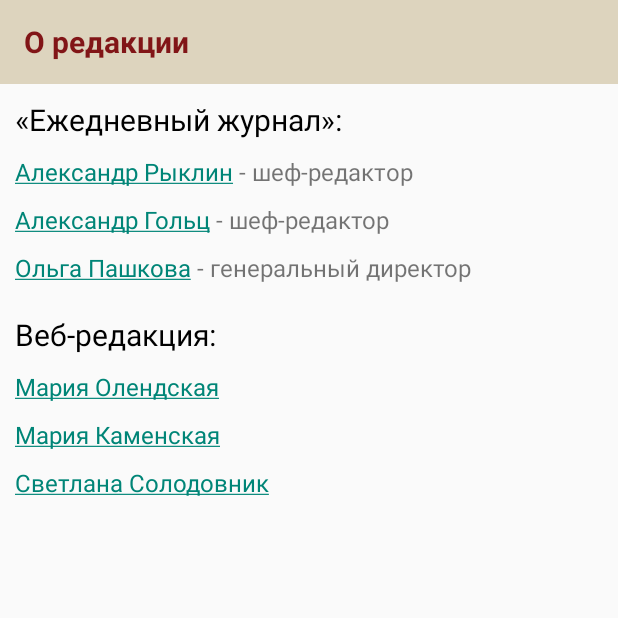
After one commit to vsdeni/EJ, an Android app: the AboutActivity screen opened directly, with no data from a screen before it, on a phone screen of 412 x 824 dp, the top half of it. The commit adds this screen. Run offline under Robolectric (Android 15) with nearby library versions, the phone set to English and light mode, and no system bars; libraries missing offline, so code that uses them is left out: com.octo.android; 1 statement that could not run was skipped.

Commit message:
Added about activity

```diff
--- a/app/src/main/AndroidManifest.xml
+++ b/app/src/main/AndroidManifest.xml
@@ -27,8 +27,8 @@
                 <category android:name="android.intent.category.LAUNCHER"/>
             </intent-filter>
         </activity>
-        <activity android:name="com.vsdeni.ejru.activities.BaseActivity"/>
         <activity android:name="com.vsdeni.ejru.activities.ArticleActivity"/>
+        <activity android:name="com.vsdeni.ejru.activities.AboutActivity"/>
 
         <service android:name="com.vsdeni.ejru.network.RequestService"/>
 
--- /dev/null
+++ b/app/src/main/java/com/vsdeni/ejru/activities/AboutActivity.java
@@ -0,0 +1,70 @@
+package com.vsdeni.ejru.activities;
+
+import android.os.Bundle;
+import android.text.Html;
+import android.text.TextUtils;
+import android.text.method.LinkMovementMethod;
+import android.widget.LinearLayout;
+import android.widget.TextView;
+
+import com.vsdeni.ejru.App;
+import com.vsdeni.ejru.R;
+import com.vsdeni.ejru.helpers.UrlGenerator;
+import com.vsdeni.ejru.helpers.Utils;
+import com.vsdeni.ejru.model.Author;
+
+import java.util.ArrayList;
+
+/**
+ * Created by Denis on 15.04.2015.
+ */
+public class AboutActivity extends BaseActivity {
+    private static final ArrayList<Author> MAGAZINE_EDITORS;
+    private static final ArrayList<Author> WEB_EDITORS;
+
+    static {
+        MAGAZINE_EDITORS = new ArrayList<>(3);
+        MAGAZINE_EDITORS.add(new Author(3, App.getContext().getString(R.string.editor_1), App.getContext().getString(R.string.chief_editor)));
+        MAGAZINE_EDITORS.add(new Author(2, App.getContext().getString(R.string.editor_2), App.getContext().getString(R.string.chief_editor)));
+        MAGAZINE_EDITORS.add(new Author(249, App.getContext().getString(R.string.editor_3), App.getContext().getString(R.string.general_director)));
+
+        WEB_EDITORS = new ArrayList<>(3);
+        WEB_EDITORS.add(new Author(-1, App.getContext().getString(R.string.web_editor_1), ""));
+        WEB_EDITORS.add(new Author(-1, App.getContext().getString(R.string.web_editor_2), ""));
+        WEB_EDITORS.add(new Author(23, App.getContext().getString(R.string.web_editor_3), ""));
+    }
+
+    @Override
+    protected void onCreate(Bundle savedInstanceState) {
+        super.onCreate(savedInstanceState);
+        setContentView(R.layout.activity_about);
+
+        LinearLayout editorsContainer = (LinearLayout) findViewById(R.id.editors_container);
+        for (Author author : MAGAZINE_EDITORS) {
+            String value = "<html><a href=\"" + UrlGenerator.forAuthor(this, author.getId()) + "\">" + author.getName() + "</a>" +
+                    "" + (!TextUtils.isEmpty(author.getAdditionInfo()) ? " - " + author.getAdditionInfo() : "") +
+                    "</html>";
+            TextView textView = new TextView(this);
+            textView.setText(value);
+            textView.setTextSize(16);
+            textView.setText(Html.fromHtml(value));
+            textView.setMovementMethod(LinkMovementMethod.getInstance());
+            textView.setPadding(0, 0, 0, Utils.convertDpToPixel(10, this));
+            editorsContainer.addView(textView);
+        }
+
+        LinearLayout webEditorsContainer = (LinearLayout) findViewById(R.id.web_editors_container);
+        for (Author author : WEB_EDITORS) {
+            String value = "<html><a href=\"" + UrlGenerator.forAuthor(this, author.getId()) + "\">" + author.getName() + "</a>" +
+                    "" + (!TextUtils.isEmpty(author.getAdditionInfo()) ? " - " + author.getAdditionInfo() : "") +
+                    "</html>";
+            TextView textView = new TextView(this);
+            textView.setText(value);
+            textView.setTextSize(16);
+            textView.setText(Html.fromHtml(value));
+            textView.setMovementMethod(LinkMovementMethod.getInstance());
+            textView.setPadding(0, 0, 0, Utils.convertDpToPixel(10, this));
+            webEditorsContainer.addView(textView);
+        }
+    }
+}
--- a/app/src/main/java/com/vsdeni/ejru/activities/BaseActivity.java
+++ b/app/src/main/java/com/vsdeni/ejru/activities/BaseActivity.java
@@ -10,7 +10,7 @@ import com.vsdeni.ejru.network.RequestService;
 /**
  * Created by Admin on 11.08.2014.
  */
-public class BaseActivity extends ActionBarActivity {
+public abstract class BaseActivity extends ActionBarActivity {
     private SpiceManager mSpiceManager = new SpiceManager(RequestService.class);
 
     @Override
--- a/app/src/main/java/com/vsdeni/ejru/helpers/UrlGenerator.java
+++ b/app/src/main/java/com/vsdeni/ejru/helpers/UrlGenerator.java
@@ -16,4 +16,8 @@ public class UrlGenerator {
     public static String forArticle(Context context, int articleId) {
         return context.getString(R.string.article_url, Consts.BASE_URL, articleId);
     }
+
+    public static String forAuthor(Context context, int authorId) {
+        return context.getString(R.string.author_url, Consts.BASE_URL, authorId);
+    }
 }
--- a/app/src/main/java/com/vsdeni/ejru/helpers/Utils.java
+++ b/app/src/main/java/com/vsdeni/ejru/helpers/Utils.java
@@ -115,11 +115,11 @@ public class Utils {
      * @param context Context to get resources and device specific display metrics
      * @return A float value to represent px equivalent to dp depending on device density
      */
-    public static float convertDpToPixel(float dp, Context context) {
+    public static int convertDpToPixel(float dp, Context context) {
         Resources resources = context.getResources();
         DisplayMetrics metrics = resources.getDisplayMetrics();
         float px = dp * (metrics.densityDpi / 160f);
-        return px;
+        return (int) px;
     }
 
     /**
--- a/app/src/main/java/com/vsdeni/ejru/model/Author.java
+++ b/app/src/main/java/com/vsdeni/ejru/model/Author.java
@@ -12,6 +12,17 @@ public class Author {
     private int mId;
     @SerializedName("name")
     private String mName;
+
+    private String mAdditionInfo;
+
+    public Author(int id, String name, String additionInfo) {
+        mId = id;
+        mName = name;
+        mAdditionInfo = additionInfo;
+    }
+
+    public Author() {
+    }
 
     public int getId() {
         return mId;
@@ -29,6 +40,10 @@ public class Author {
         mName = name;
     }
 
+    public String getAdditionInfo() {
+        return mAdditionInfo;
+    }
+
     public static class List {
         @SerializedName("authors")
         private ArrayList<Author> mAuthors;
--- /dev/null
+++ b/app/src/main/res/layout/activity_about.xml
@@ -0,0 +1,70 @@
+<?xml version="1.0" encoding="utf-8"?>
+<LinearLayout xmlns:android="http://schemas.android.com/apk/res/android"
+              android:orientation="vertical"
+              android:layout_width="match_parent"
+              android:layout_height="match_parent">
+
+    <android.support.v7.widget.Toolbar xmlns:android="http://schemas.android.com/apk/res/android"
+                                       android:id="@+id/toolbar"
+                                       android:layout_height="wrap_content"
+                                       android:layout_width="match_parent"
+                                       android:gravity="center"
+                                       android:minHeight="?attr/actionBarSize"
+                                       android:background="?attr/colorPrimary">
+
+        <TextView
+            android:text="@string/menu_item_about"
+            android:layout_width="wrap_content"
+            android:textStyle="bold"
+            android:textSize="20sp"
+            android:textColor="@color/brandBurgundy"
+            android:layout_height="wrap_content"/>
+    </android.support.v7.widget.Toolbar>
+
+    <ScrollView
+        android:layout_width="match_parent"
+        android:layout_height="wrap_content">
+
+        <RelativeLayout
+            android:padding="10dp"
+            android:layout_width="match_parent"
+            android:layout_height="wrap_content">
+
+            <TextView
+                android:id="@+id/editors_magazine_label"
+                android:text="@string/editors_magazine"
+                android:textSize="20sp"
+                android:textColor="@android:color/black"
+                android:layout_width="wrap_content"
+                android:layout_height="wrap_content"/>
+
+            <LinearLayout
+                android:layout_marginTop="10dp"
+                android:layout_below="@id/editors_magazine_label"
+                android:id="@+id/editors_container"
+                android:orientation="vertical"
+                android:layout_width="match_parent"
+                android:layout_height="wrap_content"/>
+
+            <TextView
+                android:layout_marginTop="10dp"
+                android:layout_below="@id/editors_container"
+                android:id="@+id/editors_web_label"
+                android:text="@string/editors_web"
+                android:textSize="20sp"
+                android:textColor="@android:color/black"
+                android:layout_width="wrap_content"
+                android:layout_height="wrap_content"/>
+
+            <LinearLayout
+                android:layout_marginTop="10dp"
+                android:layout_below="@id/editors_web_label"
+                android:id="@+id/web_editors_container"
+                android:orientation="vertical"
+                android:layout_width="match_parent"
+                android:layout_height="wrap_content">
+            </LinearLayout>
+
+        </RelativeLayout>
+    </ScrollView>
+</LinearLayout>
--- a/app/src/main/res/values/strings.xml
+++ b/app/src/main/res/values/strings.xml
@@ -18,7 +18,19 @@
 
     <string name="image_url">%1$s/img/content/Notes/%2$s/anons/anons350.jpg</string>
     <string name="article_url">%1$s?a=note&amp;id=%2$s</string>
+    <string name="author_url">%1$s?a=author&amp;id=%2$s</string>
 
     <string name="share_title">EJ.RU - %1$s</string>
+    <string name="editors_magazine">«Ежедневный журнал»:</string>
+    <string name="editors_web">Веб-редакция:</string>
+    <string name="editor_1">Александр Рыклин</string>
+    <string name="editor_2">Александр Гольц</string>
+    <string name="editor_3">Ольга Пашкова</string>
+    <string name="web_editor_1">Мария Олендская</string>
+    <string name="web_editor_2">Мария Каменская</string>
+    <string name="web_editor_3">Светлана Солодовник</string>
+    <string name="menu_item_about">О редакции</string>
+    <string name="chief_editor">шеф-редактор</string>
+    <string name="general_director">генеральный директор</string>
 
 </resources>
```
Also changed, not shown: app/src/main/java/com/vsdeni/ejru/App.java (+8 -0 lines), app/src/main/java/com/vsdeni/ejru/activities/MainActivity.java (+18 -2 lines), app/src/main/res/layout/activity_main.xml (+24 -7 lines).
